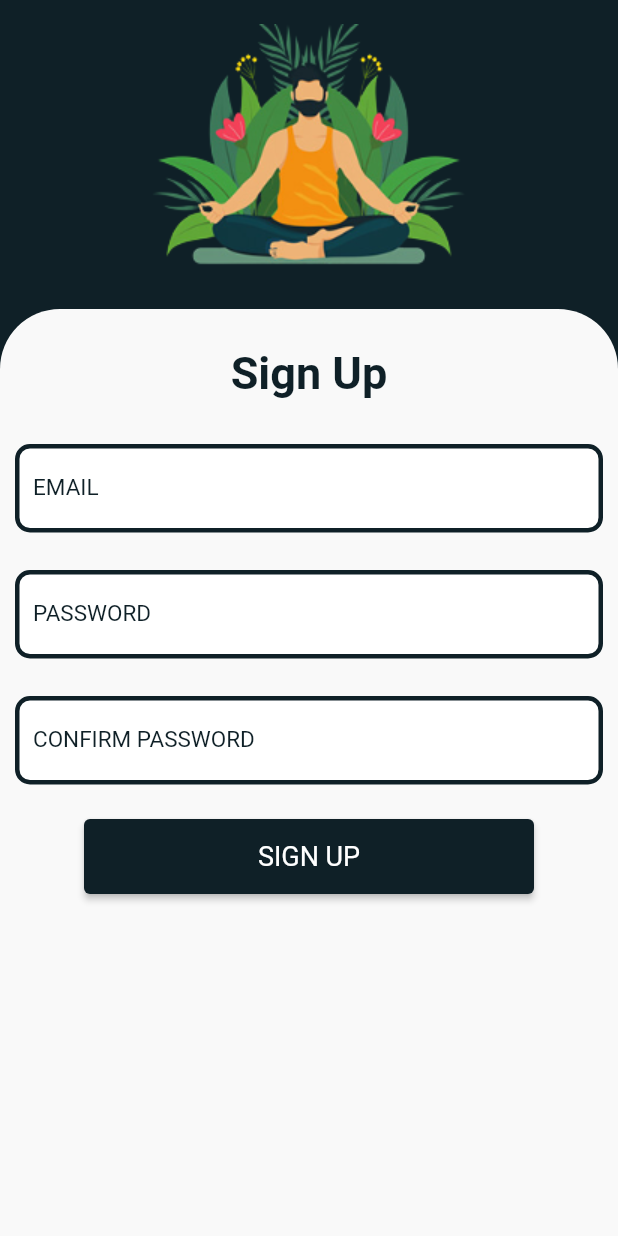
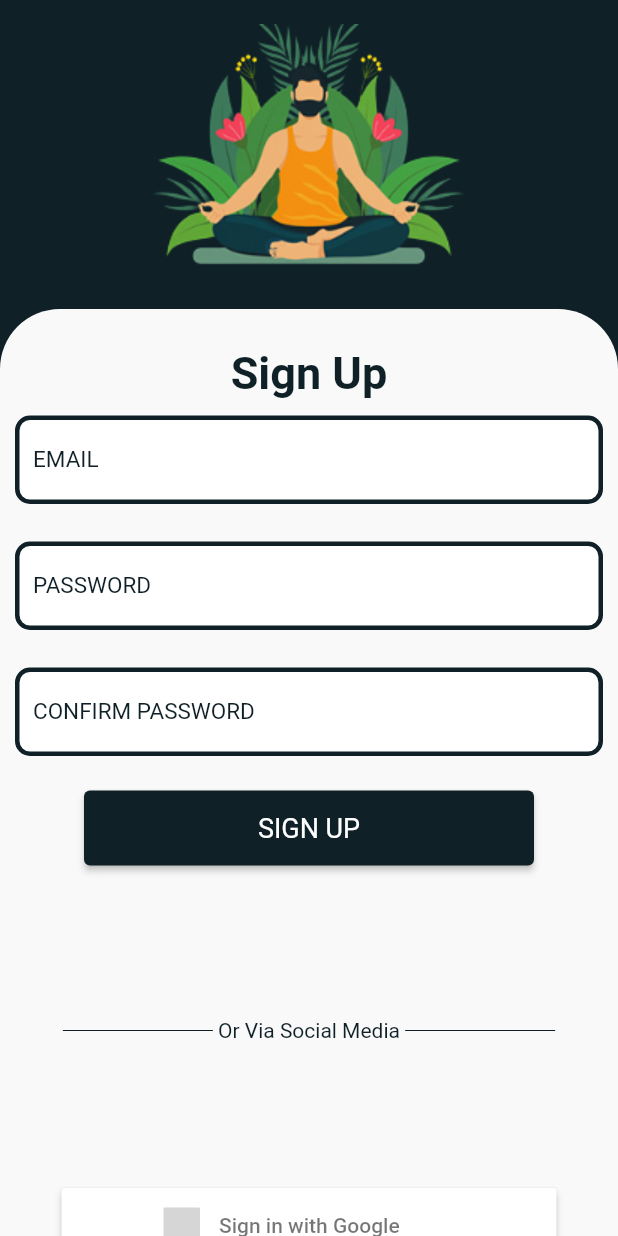
Before and after one commit to Adiwait4it04/Notes-App, a Flutter app: the Signup screen opened directly, on a phone screen of 412 x 824 dp. Run offline on Flutter 3.47's test engine with Material 2 defaults, Android fonts, the phone set to English and light mode, and no system bars; our stand-ins replace firebase_auth, flutter_signin_button, google_fonts, google_sign_in, smooth_page_indicator; accounts and stored records are empty; grey boxes are pictures that could not be loaded.

Commit message:
latest 23:23 27/02/23

```diff
--- a/lib/screens/SignUp_page.dart
+++ b/lib/screens/SignUp_page.dart
@@ -5,17 +5,29 @@ import 'package:flutter/src/widgets/framework.dart';
 import 'package:flutter/src/widgets/placeholder.dart';
 import 'package:flutter/material.dart';
 import 'package:project1/services/authservices.dart';
+import 'package:flutter_signin_button/flutter_signin_button.dart';
 import 'home.dart';
 
-class Signup extends StatelessWidget {
+bool loading = false;
+
+class Signup extends StatefulWidget {
+  Signup({super.key});
+
+  @override
+  State<Signup> createState() => _SignupState();
+}
+
+class _SignupState extends State<Signup> {
   TextEditingController emailController = TextEditingController();
+
   TextEditingController passwordController = TextEditingController();
+
   TextEditingController confirmpasswordController = TextEditingController();
-  Signup({super.key});
 
   @override
   Widget build(BuildContext context) {
     return Scaffold(
+      resizeToAvoidBottomInset: false,
       body: SingleChildScrollView(
         child: Container(
           constraints: BoxConstraints(
@@ -64,7 +76,7 @@ class Signup extends StatelessWidget {
                         ),
                       ),
                       SizedBox(
-                        height: 20,
+                        height: 1,
                       ),
                       Padding(
                         padding: const EdgeInsets.all(10),
@@ -206,8 +218,66 @@ class Signup extends StatelessWidget {
                         ),
                       ),
                       SizedBox(
+                        height: 2,
+                      ),
+                      Center(
+                        child: Row(
+                          mainAxisAlignment: MainAxisAlignment.center,
+                          children: [
+                            SizedBox(
+                              child: Divider(
+                                color: Color(0xFF0F2027),
+                              ),
+                              height: 200,
+                              width: 100,
+                            ),
+                            Text(
+                              " Or Via Social Media ",
+                              style: TextStyle(
+                                color: Color(0xFF0F2027),
+                              ),
+                            ),
+                            SizedBox(
+                              child: Divider(
+                                color: Color(0xFF0F2027),
+                              ),
+                              height: 200,
+                              width: 100,
+                            ),
+                          ],
+                        ),
+                      ),
+                      SizedBox(
                         height: 5,
                       ),
+                      loading
+                          ? CircularProgressIndicator()
+                          : Center(
+                              child: Container(
+                                height: 50.0,
+                                width: 330.0,
+                                child: SignInButton(Buttons.Google, mini: false,
+                                    onPressed: () async {
+                                  setState(
+                                    () {
+                                      loading == true;
+                                    },
+                                  );
+                                  await Authservice().signInWithGoogle();
+                                  Navigator.pushAndRemoveUntil(
+                                      context,
+                                      MaterialPageRoute(
+                                        builder: (context) => home_page(),
+                                      ),
+                                      (route) => false);
+                                  setState(
+                                    () {
+                                      loading = false;
+                                    },
+                                  );
+                                }),
+                              ),
+                            )
                     ],
                   ),
                 ),
--- a/pubspec.yaml
+++ b/pubspec.yaml
@@ -42,6 +42,7 @@ dependencies:
   smooth_page_indicator: ^1.0.1
   google_sign_in: ^6.0.1
   google_sign_in_web: ^0.11.0+1
+  flutter_signin_button: ^2.0.0
 
 dev_dependencies:
   flutter_test:
```
Also changed, not shown: pubspec.lock.
